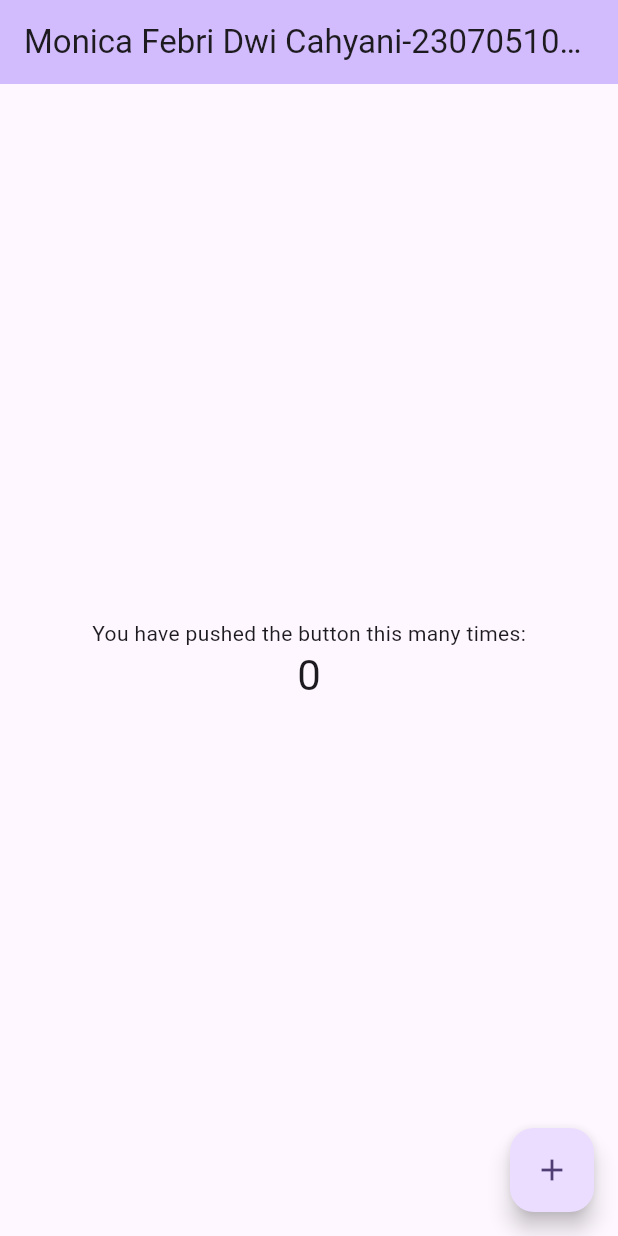
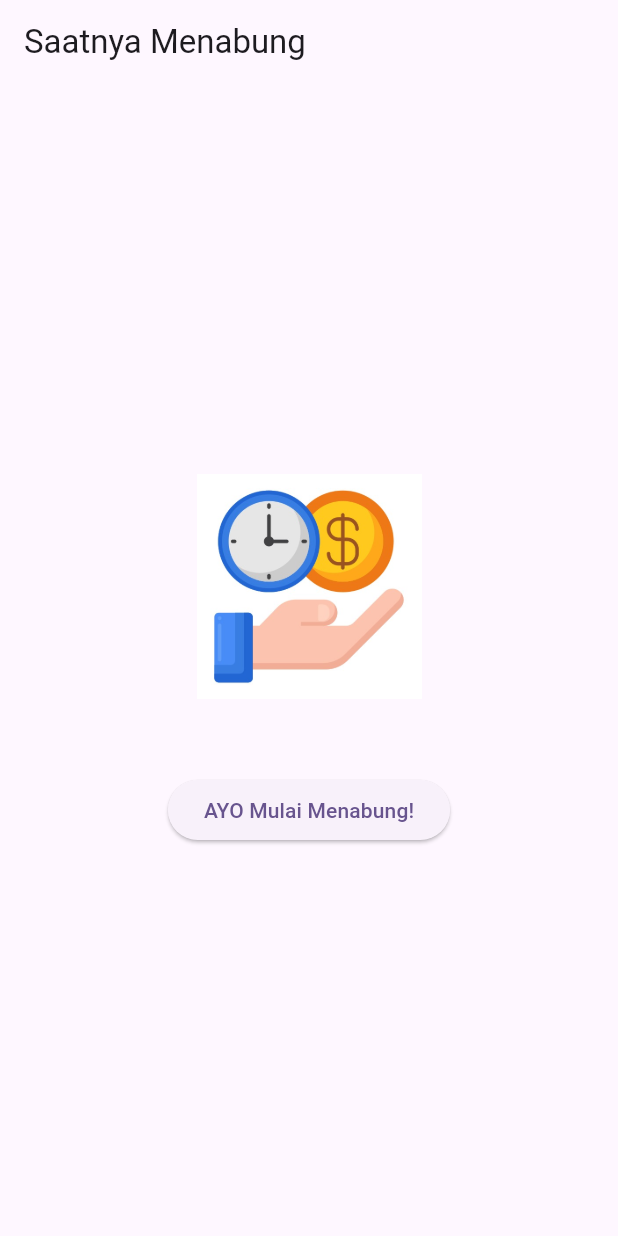
Before and after one commit to monicafebrii/prak-mobilelanjut-2307051010, a Flutter app: the screen it shows after launch, on a phone screen of 412 x 824 dp. Run offline on Flutter 3.47's test engine with Material 3 defaults, Android fonts, the phone set to English and light mode, and no system bars.

Commit message:
pertemuan 3

```diff
--- /dev/null
+++ b/lib/basic_widget.dart
@@ -0,0 +1,25 @@
+import 'package:flutter/material.dart';
+
+class BasicWidget extends StatelessWidget {
+  const BasicWidget({super.key});
+
+  @override
+  Widget build(BuildContext context) {
+    return Scaffold(
+      appBar: AppBar(title: const Text('Saatnya Menabung')),
+      body: Center(
+        child: Column(
+          mainAxisAlignment: MainAxisAlignment.center,
+          children: [
+            Image.asset('assets/images/logo.jpg', width: 150, height: 150),
+            const SizedBox(height: 50),
+            ElevatedButton(
+              onPressed: () {},
+              child: const Text('AYO Mulai Menabung!'),
+            ),
+          ],
+        ),
+      ),
+    );
+  }
+}
--- a/lib/main.dart
+++ b/lib/main.dart
@@ -1,4 +1,7 @@
 import 'package:flutter/material.dart';
+// import 'package:myapp/column_widget.dart';
+// import 'package:myapp/row_widget.dart';
+import 'package:myapp/basic_widget.dart';
 
 void main() {
   runApp(const MyApp());
@@ -11,112 +14,12 @@ class MyApp extends StatelessWidget {
   @override
   Widget build(BuildContext context) {
     return MaterialApp(
-      title: 'Flutter Demo',
+      title: 'Praktikum Mobile Lanjut',
       theme: ThemeData(
-        // This is the theme of your application.
-        //
-        // TRY THIS: Try running your application with "flutter run". You'll see
-        // the application has a purple toolbar. Then, without quitting the app,
-        // try changing the seedColor in the colorScheme below to Colors.green
-        // and then invoke "hot reload" (save your changes or press the "hot
-        // reload" button in a Flutter-supported IDE, or press "r" if you used
-        // the command line to start the app).
-        //
-        // Notice that the counter didn't reset back to zero; the application
-        // state is not lost during the reload. To reset the state, use hot
-        // restart instead.
-        //
-        // This works for code too, not just values: Most code changes can be
-        // tested with just a hot reload.
         colorScheme: ColorScheme.fromSeed(seedColor: Colors.deepPurple),
+        useMaterial3: true,
       ),
-      home: const MyHomePage(title: 'Monica Febri Dwi Cahyani-2307051010'),
+      home: const BasicWidget(),
     );
   }
 }
-
-class MyHomePage extends StatefulWidget {
-  const MyHomePage({super.key, required this.title});
-
-  // This widget is the home page of your application. It is stateful, meaning
-  // that it has a State object (defined below) that contains fields that affect
-  // how it looks.
-
-  // This class is the configuration for the state. It holds the values (in this
-  // case the title) provided by the parent (in this case the App widget) and
-  // used by the build method of the State. Fields in a Widget subclass are
-  // always marked "final".
-
-  final String title;
-
-  @override
-  State<MyHomePage> createState() => _MyHomePageState();
-}
-
-class _MyHomePageState extends State<MyHomePage> {
-  int _counter = 0;
-
-  void _incrementCounter() {
-    setState(() {
-      // This call to setState tells the Flutter framework that something has
-      // changed in this State, which causes it to rerun the build method below
-      // so that the display can reflect the updated values. If we changed
-      // _counter without calling setState(), then the build method would not be
-      // called again, and so nothing would appear to happen.
-      _counter++;
-    });
-  }
-
-  @override
-  Widget build(BuildContext context) {
-    // This method is rerun every time setState is called, for instance as done
-    // by the _incrementCounter method above.
-    //
-    // The Flutter framework has been optimized to make rerunning build methods
-    // fast, so that you can just rebuild anything that needs updating rather
-    // than having to individually change instances of widgets.
-    return Scaffold(
-      appBar: AppBar(
-        // TRY THIS: Try changing the color here to a specific color (to
-        // Colors.amber, perhaps?) and trigger a hot reload to see the AppBar
-        // change color while the other colors stay the same.
-        backgroundColor: Theme.of(context).colorScheme.inversePrimary,
-        // Here we take the value from the MyHomePage object that was created by
-        // the App.build method, and use it to set our appbar title.
-        title: Text(widget.title),
-      ),
-      body: Center(
-        // Center is a layout widget. It takes a single child and positions it
-        // in the middle of the parent.
-        child: Column(
-          // Column is also a layout widget. It takes a list of children and
-          // arranges them vertically. By default, it sizes itself to fit its
-          // children horizontally, and tries to be as tall as its parent.
-          //
-          // Column has various properties to control how it sizes itself and
-          // how it positions its children. Here we use mainAxisAlignment to
-          // center the children vertically; the main axis here is the vertical
-          // axis because Columns are vertical (the cross axis would be
-          // horizontal).
-          //
-          // TRY THIS: Invoke "debug painting" (choose the "Toggle Debug Paint"
-          // action in the IDE, or press "p" in the console), to see the
-          // wireframe for each widget.
-          mainAxisAlignment: MainAxisAlignment.center,
-          children: <Widget>[
-            const Text('You have pushed the button this many times:'),
-            Text(
-              '$_counter',
-              style: Theme.of(context).textTheme.headlineMedium,
-            ),
-          ],
-        ),
-      ),
-      floatingActionButton: FloatingActionButton(
-        onPressed: _incrementCounter,
-        tooltip: 'Increment',
-        child: const Icon(Icons.add),
-      ), // This trailing comma makes auto-formatting nicer for build methods.
-    );
-  }
-}
--- a/pubspec.yaml
+++ b/pubspec.yaml
@@ -58,7 +58,8 @@ flutter:
   uses-material-design: true
 
   # To add assets to your application, add an assets section, like this:
-  # assets:
+  assets:
+      - assets/images/
   #   - images/a_dot_burr.jpeg
   #   - images/a_dot_ham.jpeg
 
```
Also changed, not shown: lib/column_widghet.dart (added, +20 -0 lines), lib/row_widget.dart (added, +20 -0 lines), assets/images/logo.jpg (added).
